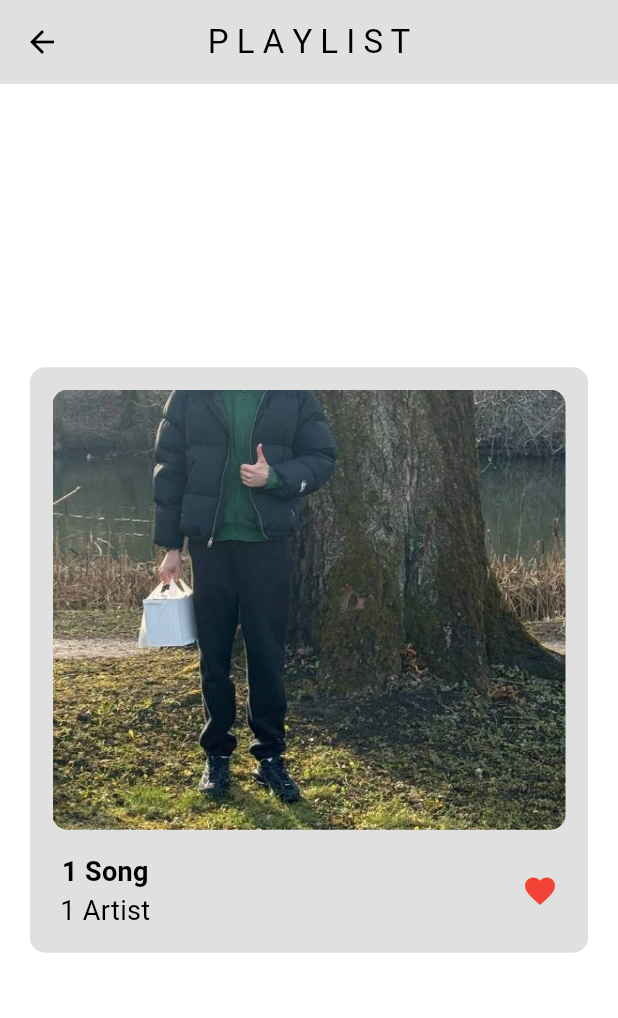
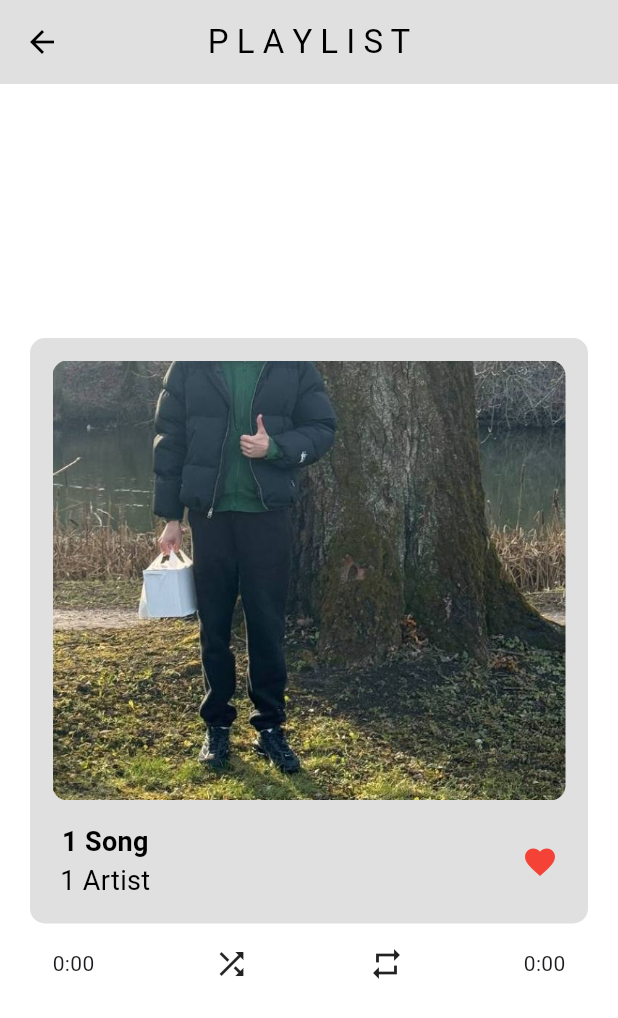
Before and after one commit to abdymazhittoretay/music_player, a Flutter app: the SongPage screen opened directly, on a phone screen of 412 x 824 dp. Shown: the top 1018 px of the screen. Run offline on Flutter 3.47's test engine with Material 3 defaults, Android fonts, the light colour scheme and no system bars.

Commit message:
added time of music with shuffle and repeat btns

```diff
--- a/lib/pages/song_page.dart
+++ b/lib/pages/song_page.dart
@@ -78,6 +78,22 @@ class _SongPageState extends State<SongPage> {
                         )
                       ],
                     )),
+                SizedBox(
+                  height: 15.0,
+                ),
+                Padding(
+                  padding: const EdgeInsets.symmetric(horizontal: 15.0),
+                  child: Row(
+                    mainAxisAlignment: MainAxisAlignment.spaceBetween,
+                    crossAxisAlignment: CrossAxisAlignment.center,
+                    children: [
+                      Text("0:00"),
+                      Icon(Icons.shuffle),
+                      Icon(Icons.repeat),
+                      Text("0:00"),
+                    ],
+                  ),
+                )
               ],
             ),
           ),
```
